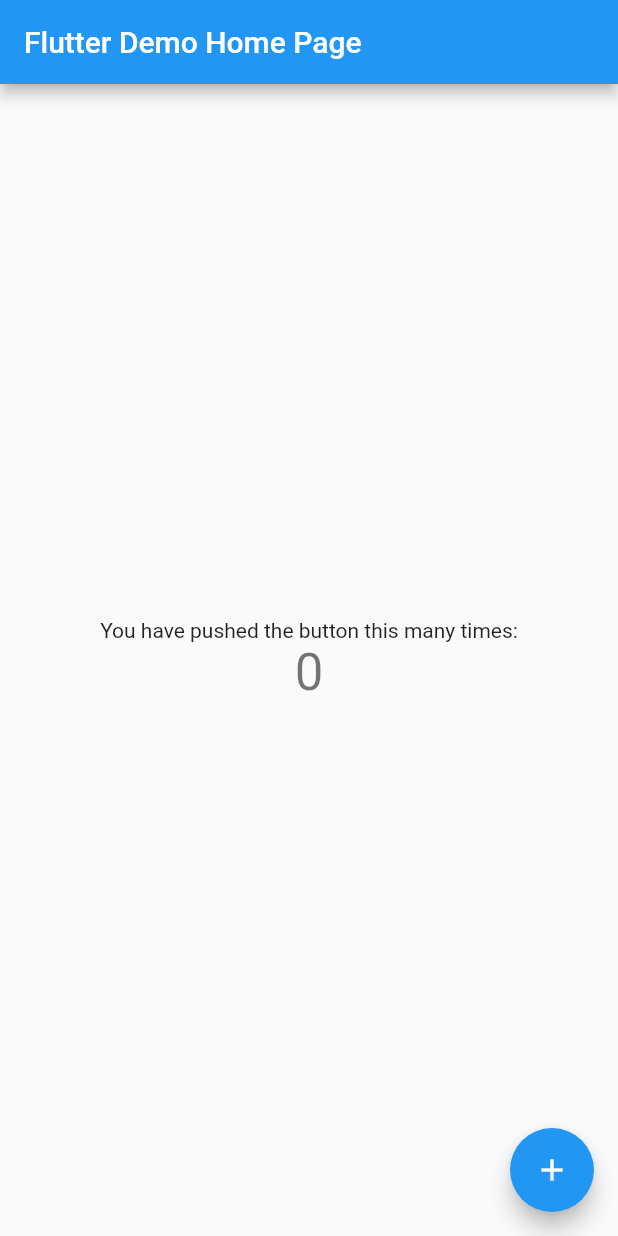
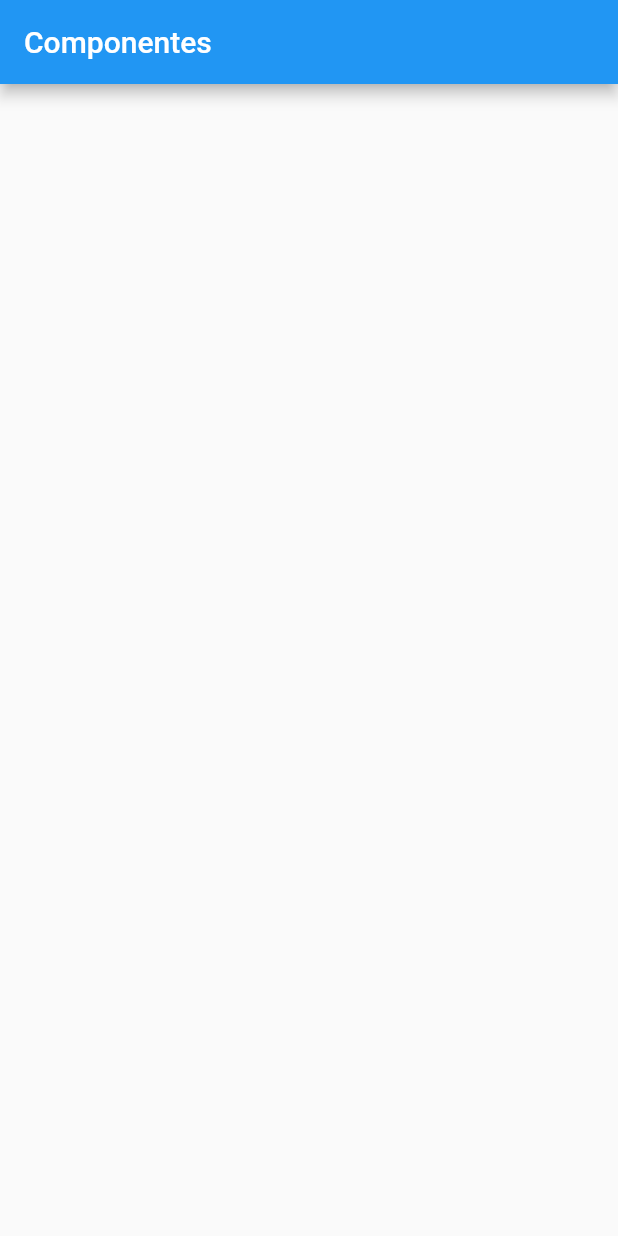
Before and after one commit to JorgeMontellano/maps_flutter, a Flutter app: the screen it shows after launch, on a phone screen of 412 x 824 dp. Run offline on Flutter 3.47's test engine with Material 2 defaults, Android fonts, the phone set to English and light mode, and no system bars.

Commit message:
Cap 66 Curso

```diff
--- a/seccion_seis/lib/main.dart
+++ b/seccion_seis/lib/main.dart
@@ -1,117 +1,15 @@
 import 'package:flutter/material.dart';
+import 'package:seccion_seis/src/pages/home_page.dart';
+//import 'package:seccion_seis/src/pages/home_temp.dart';
 
-void main() {
-  runApp(MyApp());
-}
+void main() => runApp(MyApp());
 
 class MyApp extends StatelessWidget {
-  // This widget is the root of your application.
   @override
   Widget build(BuildContext context) {
     return MaterialApp(
-      title: 'Flutter Demo',
-      theme: ThemeData(
-        // This is the theme of your application.
-        //
-        // Try running your application with "flutter run". You'll see the
-        // application has a blue toolbar. Then, without quitting the app, try
-        // changing the primarySwatch below to Colors.green and then invoke
-        // "hot reload" (press "r" in the console where you ran "flutter run",
-        // or simply save your changes to "hot reload" in a Flutter IDE).
-        // Notice that the counter didn't reset back to zero; the application
-        // is not restarted.
-        primarySwatch: Colors.blue,
-        // This makes the visual density adapt to the platform that you run
-        // the app on. For desktop platforms, the controls will be smaller and
-        // closer together (more dense) than on mobile platforms.
-        visualDensity: VisualDensity.adaptivePlatformDensity,
-      ),
-      home: MyHomePage(title: 'Flutter Demo Home Page'),
-    );
+        debugShowCheckedModeBanner: false,
+        title: 'Componente APP',
+        home: HomePage());
   }
 }
-
-class MyHomePage extends StatefulWidget {
-  MyHomePage({Key key, this.title}) : super(key: key);
-
-  // This widget is the home page of your application. It is stateful, meaning
-  // that it has a State object (defined below) that contains fields that affect
-  // how it looks.
-
-  // This class is the configuration for the state. It holds the values (in this
-  // case the title) provided by the parent (in this case the App widget) and
-  // used by the build method of the State. Fields in a Widget subclass are
-  // always marked "final".
-
-  final String title;
-
-  @override
-  _MyHomePageState createState() => _MyHomePageState();
-}
-
-class _MyHomePageState extends State<MyHomePage> {
-  int _counter = 0;
-
-  void _incrementCounter() {
-    setState(() {
-      // This call to setState tells the Flutter framework that something has
-      // changed in this State, which causes it to rerun the build method below
-      // so that the display can reflect the updated values. If we changed
-      // _counter without calling setState(), then the build method would not be
-      // called again, and so nothing would appear to happen.
-      _counter++;
-    });
-  }
-
-  @override
-  Widget build(BuildContext context) {
-    // This method is rerun every time setState is called, for instance as done
-    // by the _incrementCounter method above.
-    //
-    // The Flutter framework has been optimized to make rerunning build methods
-    // fast, so that you can just rebuild anything that needs updating rather
-    // than having to individually change instances of widgets.
-    return Scaffold(
-      appBar: AppBar(
-        // Here we take the value from the MyHomePage object that was created by
-        // the App.build method, and use it to set our appbar title.
-        title: Text(widget.title),
-      ),
-      body: Center(
-        // Center is a layout widget. It takes a single child and positions it
-        // in the middle of the parent.
-        child: Column(
-          // Column is also a layout widget. It takes a list of children and
-          // arranges them vertically. By default, it sizes itself to fit its
-          // children horizontally, and tries to be as tall as its parent.
-          //
-          // Invoke "debug painting" (press "p" in the console, choose the
-          // "Toggle Debug Paint" action from the Flutter Inspector in Android
-          // Studio, or the "Toggle Debug Paint" command in Visual Studio Code)
-          // to see the wireframe for each widget.
-          //
-          // Column has various properties to control how it sizes itself and
-          // how it positions its children. Here we use mainAxisAlignment to
-          // center the children vertically; the main axis here is the vertical
-          // axis because Columns are vertical (the cross axis would be
-          // horizontal).
-          mainAxisAlignment: MainAxisAlignment.center,
-          children: <Widget>[
-            Text(
-              'You have pushed the button this many times:',
-            ),
-            Text(
-              '$_counter',
-              style: Theme.of(context).textTheme.headline4,
-            ),
-          ],
-        ),
-      ),
-      floatingActionButton: FloatingActionButton(
-        onPressed: _incrementCounter,
-        tooltip: 'Increment',
-        child: Icon(Icons.add),
-      ), // This trailing comma makes auto-formatting nicer for build methods.
-    );
-  }
-}
--- /dev/null
+++ b/seccion_seis/lib/src/pages/home_page.dart
@@ -0,0 +1,25 @@
+import 'package:flutter/material.dart';
+import 'package:seccion_seis/src/providers/menu_provider.dart';
+
+class HomePage extends StatelessWidget {
+  @override
+  Widget build(BuildContext context) {
+    return Scaffold(
+      appBar: AppBar(
+        title: Text('Componentes'),
+      ),
+      body: _lista(),
+    );
+  }
+
+  Widget _lista() {
+    print(menuProvider.opciones);
+    return ListView(
+      children: _listaItem(),
+    );
+  }
+
+  List<Widget> _listaItem() {
+    return [];
+  }
+}
--- a/seccion_seis/pubspec.yaml
+++ b/seccion_seis/pubspec.yaml
@@ -45,8 +45,8 @@ flutter:
   uses-material-design: true
 
   # To add assets to your application, add an assets section, like this:
-  # assets:
-  #   - images/a_dot_burr.jpeg
+  assets:
+   - data/menu_opts.json
   #   - images/a_dot_ham.jpeg
 
   # An image asset can refer to one or more resolution-specific "variants", see
```
Also changed, not shown: seccion_seis/data/menu_opts.json (added, +20 -0 lines), seccion_seis/lib/src/pages/home_temp.dart (added, +42 -0 lines), seccion_seis/lib/src/providers/menu_provider.dart (added, +16 -0 lines).
